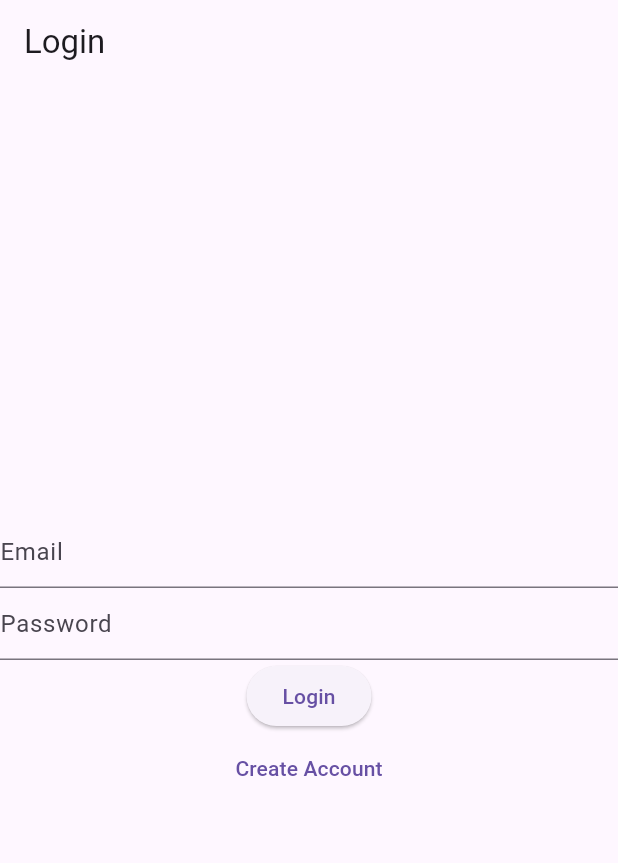
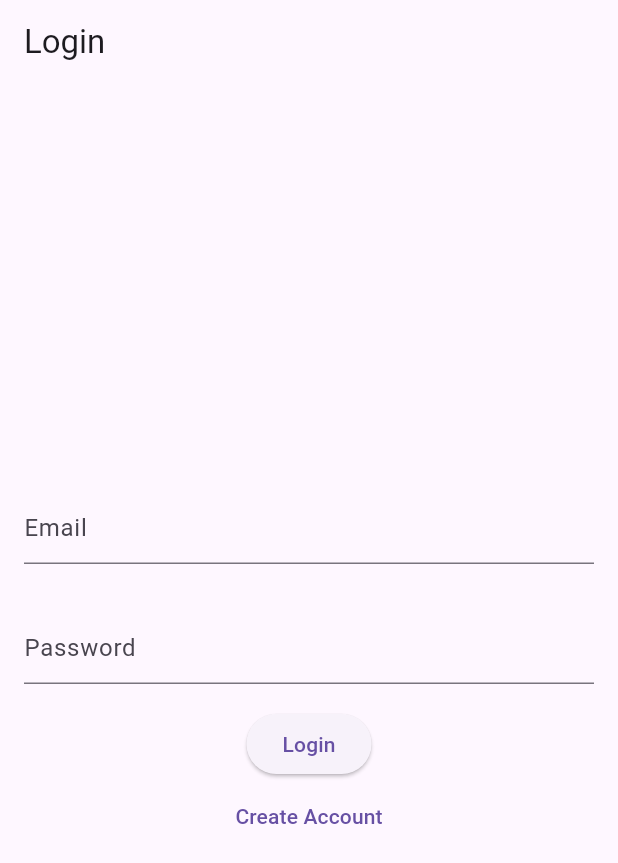
Before and after one commit to 0dm/Micycle, a Flutter app: the screen it shows after launch, on a phone screen of 412 x 824 dp. Shown: the top 863 px of the screen. Run offline on Flutter 3.47's test engine with Material 3 defaults, Android fonts, the phone set to English and light mode, and no system bars; our stand-ins replace flutter_map, geolocator, google_maps_flutter, latlong2, permission_handler; missing offline and left inert: qr_code_scanner; accounts and stored records are empty.

```diff
--- a/lib/login_page.dart
+++ b/lib/login_page.dart
@@ -17,8 +17,8 @@ class _LoginPageState extends State<LoginPage> {
   final TextEditingController _passwordController = TextEditingController();
 
   Future<void> login() async {
-
-    var url = 'http://localhost:5000/login'; // Update to your actual server address
+    var url =
+        'http://localhost:5000/login'; // Update to your actual server address
     var response = await http.post(
       Uri.parse(url),
       headers: {"Content-Type": "application/json"},
@@ -28,6 +28,13 @@ class _LoginPageState extends State<LoginPage> {
       }),
     );
     if (response.statusCode == 200) {
+      // Store the user's email name
+      if (_emailController.text != null) {
+        // Store the user's display name in the app's state
+        setState(() {
+          Home.userEmail = _emailController.text;
+        });
+      }
       // Login successful, navigate to LoadingPage
       Navigator.push(
         context,
@@ -37,7 +44,7 @@ class _LoginPageState extends State<LoginPage> {
       showDialog(
         context: context,
         builder: (ctx) => AlertDialog(
-          title: Text('Error'),
+          title: const Text('Error'),
           content: Text('Failed to login. Please check your credentials.'),
           actions: <Widget>[
             TextButton(
@@ -57,6 +64,7 @@ class _LoginPageState extends State<LoginPage> {
     return Scaffold(
       appBar: AppBar(
         title: Text('Login'),
+        automaticallyImplyLeading: false,
       ),
       body: Center(
         child: SingleChildScrollView(
@@ -65,7 +73,9 @@ class _LoginPageState extends State<LoginPage> {
             child: Column(
               mainAxisAlignment: MainAxisAlignment.center,
               children: <Widget>[
-                TextFormField(
+                Padding(
+                    padding: EdgeInsets.all(16),
+                    child: TextFormField(
                       controller: _emailController,
                       decoration: InputDecoration(hintText: 'Email'),
                       validator: (value) {
@@ -73,23 +83,29 @@ class _LoginPageState extends State<LoginPage> {
                         final emailRegex = RegExp(
                           r'^[a-zA-Z0-9._%+-]+@[a-zA-Z0-9.-]+\.[a-zA-Z]{2,}$',
                         );
-                    if (value == null || value.isEmpty || !emailRegex.hasMatch(value)) {
+                        if (value == null ||
+                            value.isEmpty ||
+                            !emailRegex.hasMatch(value)) {
                           return 'Please enter a valid email';
                         }
                         return null;
                       },
-                ),
-                TextFormField(
+                    )),
+                Padding(
+                    padding: EdgeInsets.all(16),
+                    child: TextFormField(
                       controller: _passwordController,
                       obscureText: true,
                       decoration: InputDecoration(hintText: 'Password'),
                       validator: (value) {
-                    if (value == null || value.isEmpty || value.length < 6) {
+                        if (value == null ||
+                            value.isEmpty ||
+                            value.length < 6) {
                           return 'Password must be more than 6 characters';
                         }
                         return null;
                       },
-                ),
+                    )),
                 ElevatedButton(
                   onPressed: () {
                     if (_formKey.currentState!.validate()) {
@@ -102,7 +118,8 @@ class _LoginPageState extends State<LoginPage> {
                   onPressed: () {
                     Navigator.push(
                       context,
-                      MaterialPageRoute(builder: (context) => CreateAccountPage()),
+                      MaterialPageRoute(
+                          builder: (context) => CreateAccountPage()),
                     );
                   },
                   child: Text('Create Account'),
```
Also changed, not shown: lib/home.dart (+19 -0 lines). Lines whose indentation alone changed are shown as unchanged.
